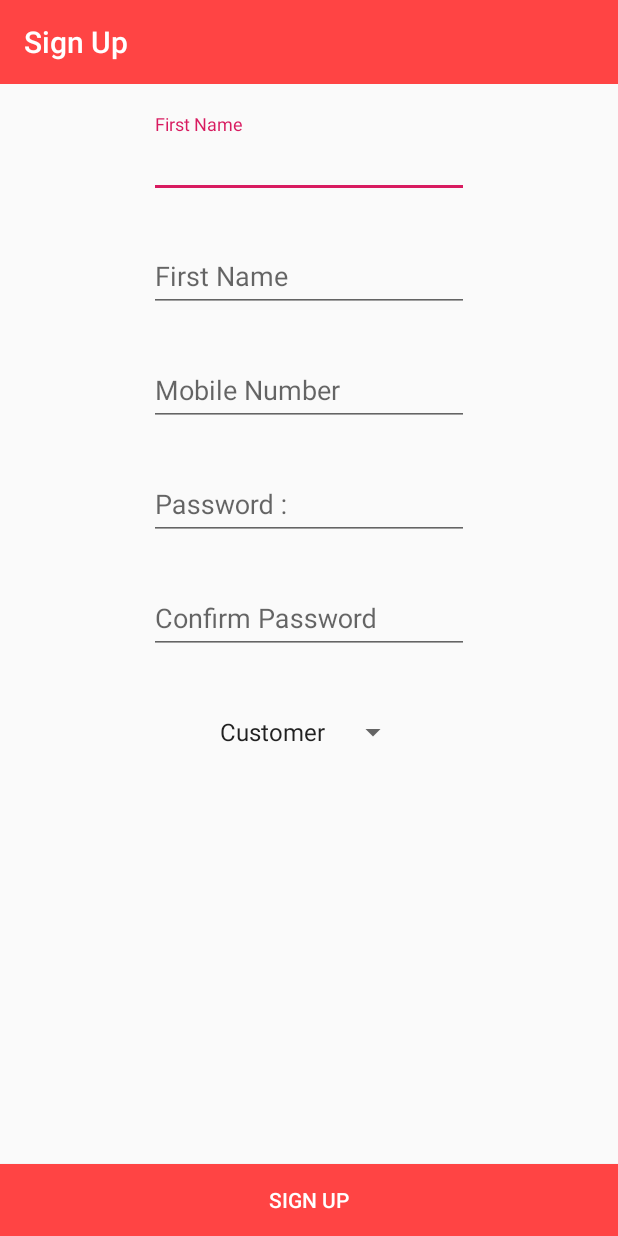
After one commit to ahmadabdall13/OSRS, an Android app: the SignUpActivity screen opened directly, with no data from a screen before it, on a phone screen of 412 x 824 dp. The commit adds this screen. Run offline under Robolectric (Android 15) with nearby library versions, the phone set to English and light mode, and no system bars.

Commit message:
sign up page

```diff
--- a/app/src/main/AndroidManifest.xml
+++ b/app/src/main/AndroidManifest.xml
@@ -25,7 +25,10 @@
         </activity>
         <activity android:name=".activities.ProductDetailsActivity">
         </activity>
-        <activity android:name=".activities.PreLoginActivity">
+        <activity android:name=".activities.PreLoginActivity"
+        >
+        </activity>
+        <activity android:name=".activities.SignUpActivity">
         </activity>
         <activity
                 android:name=".activities.SplashScreenActivity"
--- /dev/null
+++ b/app/src/main/java/com/example/osrs/activities/SignUpActivity.kt
@@ -0,0 +1,23 @@
+package com.example.osrs.activities
+
+import android.support.v7.app.AppCompatActivity
+import android.os.Bundle
+import com.example.osrs.R
+import kotlinx.android.synthetic.main.activity_sign_up.*
+
+
+class SignUpActivity : AppCompatActivity() {
+
+    override fun onCreate(savedInstanceState: Bundle?) {
+        super.onCreate(savedInstanceState)
+        setContentView(R.layout.activity_sign_up)
+
+
+        setSupportActionBar(sp_toolbar)
+        val actionBar = supportActionBar
+        actionBar?.title = "Sign Up"
+
+
+
+    }
+}
--- a/app/src/main/java/com/example/osrs/activities/SplashScreenActivity.kt
+++ b/app/src/main/java/com/example/osrs/activities/SplashScreenActivity.kt
@@ -24,6 +24,7 @@ class SplashScreenActivity : Activity() {
         if (!isFinishing) {
 
             val intent = Intent(applicationContext, PreLoginActivity::class.java)
+//            val intent = Intent(applicationContext, SignUpActivity::class.java)
             startActivity(intent)
             finish()
         } // end if
--- /dev/null
+++ b/app/src/main/res/layout/activity_sign_up.xml
@@ -0,0 +1,170 @@
+<?xml version="1.0" encoding="utf-8"?>
+<RelativeLayout
+        xmlns:android="http://schemas.android.com/apk/res/android"
+        xmlns:tools="http://schemas.android.com/tools"
+        xmlns:app="http://schemas.android.com/apk/res-auto"
+        android:layout_width="match_parent"
+        android:layout_height="match_parent"
+        android:layout_centerHorizontal="true"
+        tools:context=".activities.SignUpActivity">
+
+
+    <android.support.v7.widget.Toolbar
+            xmlns:tools="http://schemas.android.com/tools"
+            android:layout_height="wrap_content"
+            xmlns:android="http://schemas.android.com/apk/res/android"
+            android:layout_width="match_parent"
+            tools:targetApi="lollipop"
+            app:titleTextColor="@android:color/white"
+            android:background="@android:color/holo_red_light"
+            android:id="@+id/sp_toolbar"
+    >    </android.support.v7.widget.Toolbar>
+
+
+    <android.support.design.widget.TextInputLayout
+            android:layout_width="wrap_content"
+            android:layout_height="wrap_content"
+            android:layout_below="@+id/sp_toolbar"
+            android:layout_centerHorizontal="true"
+            android:layout_gravity="center_vertical"
+            android:layout_marginTop="20dp"
+            android:id="@+id/frame1"
+    >
+        <EditText
+                android:id="@+id/sp_first_name"
+                android:layout_width="wrap_content"
+                android:layout_height="wrap_content"
+                android:ems="10"
+                android:hint="@string/first_name"
+                android:autofillHints="no"
+                tools:ignore="UnusedAttribute"
+                android:inputType="text"/>
+    </android.support.design.widget.TextInputLayout>
+
+    <android.support.design.widget.TextInputLayout
+            android:layout_width="wrap_content"
+            android:layout_height="wrap_content"
+            android:textAlignment="center"
+            android:layout_below="@+id/frame1"
+            android:id="@+id/frame2"
+            android:layout_centerHorizontal="true"
+            android:layout_marginTop="20dp"
+
+            android:layout_gravity="center_horizontal"
+    >
+        <EditText
+                android:id="@+id/sp_last_name"
+                android:layout_width="wrap_content"
+                android:layout_height="wrap_content"
+                android:ems="10"
+                android:hint="@string/first_name"
+                android:autofillHints="no"
+                tools:ignore="UnusedAttribute"
+                android:inputType="text"/>
+    </android.support.design.widget.TextInputLayout>
+
+
+    <android.support.design.widget.TextInputLayout
+            android:layout_width="wrap_content"
+            android:layout_height="wrap_content"
+            android:textAlignment="center"
+            android:layout_below="@+id/frame2"
+            android:layout_centerHorizontal="true"
+            android:id="@+id/frame3"
+            android:layout_marginTop="20dp"
+            android:layout_gravity="center_horizontal"
+    >
+        <EditText
+                android:id="@+id/sp_mobile_number"
+                android:layout_width="wrap_content"
+                android:layout_height="wrap_content"
+                android:ems="10"
+                android:hint="@string/mobile_number1"
+                android:autofillHints="no"
+                tools:ignore="UnusedAttribute"
+                android:inputType="text"/>
+    </android.support.design.widget.TextInputLayout>
+
+    <android.support.design.widget.TextInputLayout
+            android:layout_width="wrap_content"
+            android:layout_height="wrap_content"
+            android:layout_centerHorizontal="true"
+            android:textAlignment="center"
+            android:layout_marginTop="20dp"
+            android:layout_gravity="center_horizontal"
+            android:layout_below="@+id/frame3"
+            android:id="@+id/frame4"
+
+    >
+        <EditText
+                android:id="@+id/sp_password"
+                android:layout_width="wrap_content"
+                android:layout_height="wrap_content"
+                android:ems="10"
+                android:hint="@string/password"
+                android:autofillHints="no"
+                tools:ignore="UnusedAttribute"
+                android:inputType="text"/>
+    </android.support.design.widget.TextInputLayout>
+
+
+    <android.support.design.widget.TextInputLayout
+            android:layout_width="wrap_content"
+            android:layout_height="wrap_content"
+            android:layout_centerHorizontal="true"
+            android:textAlignment="center"
+            android:layout_gravity="center_horizontal"
+            android:layout_marginTop="20dp"
+            android:layout_below="@+id/frame4"
+            android:id="@+id/frame5"
+
+    >
+        <EditText
+                android:id="@+id/sp_confirm_password"
+                android:layout_width="wrap_content"
+                android:layout_height="wrap_content"
+                android:ems="10"
+                android:hint="@string/confirm_password"
+                android:autofillHints="no"
+                tools:ignore="UnusedAttribute"
+                android:inputType="text"/>
+    </android.support.design.widget.TextInputLayout>
+
+
+
+    <android.support.design.widget.TextInputLayout
+            android:layout_width="wrap_content"
+            android:layout_height="wrap_content"
+            android:textAlignment="center"
+            android:layout_centerHorizontal="true"
+            android:layout_marginTop="20dp"
+            android:layout_gravity="center_horizontal"
+            android:layout_below="@+id/frame5"
+            android:id="@+id/frame6"
+
+    >
+
+        <Spinner
+        android:layout_width="wrap_content"
+        android:layout_height="wrap_content"
+                android:id="@+id/sp_user_type_id"
+                android:prompt="@string/user_type"
+                android:entries="@array/user_types"
+                android:layout_marginTop="20dp"
+        />
+
+    </android.support.design.widget.TextInputLayout>
+
+
+    <Button android:layout_width="match_parent"
+            android:layout_height="wrap_content"
+            android:layout_gravity="bottom|end"
+            android:gravity="center"
+            android:layout_alignParentBottom="true"
+            android:text="Sign Up"
+            android:id="@+id/sp_btn"
+            android:textColor="@android:color/white"
+            android:background="@color/colorPrimary"
+
+    />
+</RelativeLayout>
--- a/app/src/main/res/values/strings.xml
+++ b/app/src/main/res/values/strings.xml
@@ -62,9 +62,15 @@
     <string name="my_products">My Products</string>
     <string name="settings">Settings</string>
     <string name="contact_us">Contact Us</string>
-    <string name="comma"> , </string>
+    <string name="comma">,</string>
     <string name="car_model">Car Model</string>
     <string name="offer_status">Offer Status</string>
+    <string name="first_name">First Name</string>
+    <string name="last_name">Last Name</string>
+    <string name="mobile_number1">Mobile Number</string>
+    <string name="confirm_password">Confirm Password</string>
+    <string name="user_type">User Type</string>
+
 
     <string-array name="types_of_transmissions">
         <item>Type of Transmission</item>
@@ -72,6 +78,8 @@
         <item>Manual Transmission</item>
         <item>Semi-automatic Transmission</item>
     </string-array>
+
+
 
     <string-array name="type_of_brand">
         <item>Choose A Brand</item>
@@ -81,4 +89,9 @@
         <item>Choose A Model</item>
     </string-array>
 
+    <string-array name="user_types">
+        <item>Customer</item>
+        <item>Vendor</item>
+    </string-array>
+
 </resources>
```
